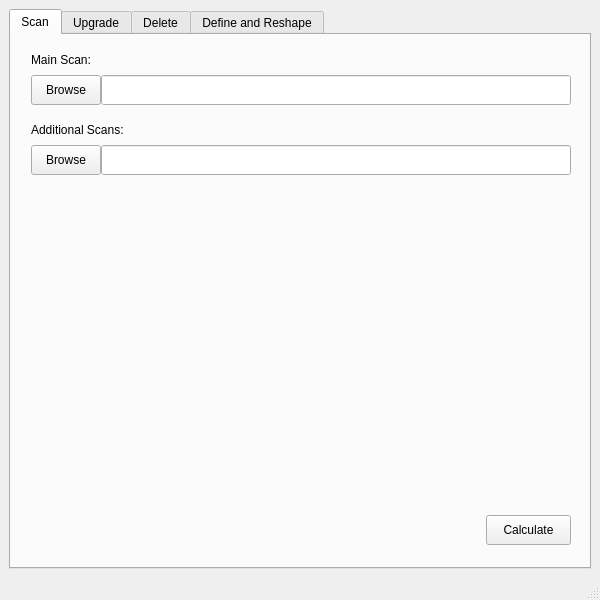
pricyspark/ArtifactSort-GI, file mainwindow.ui: the form before one commit.
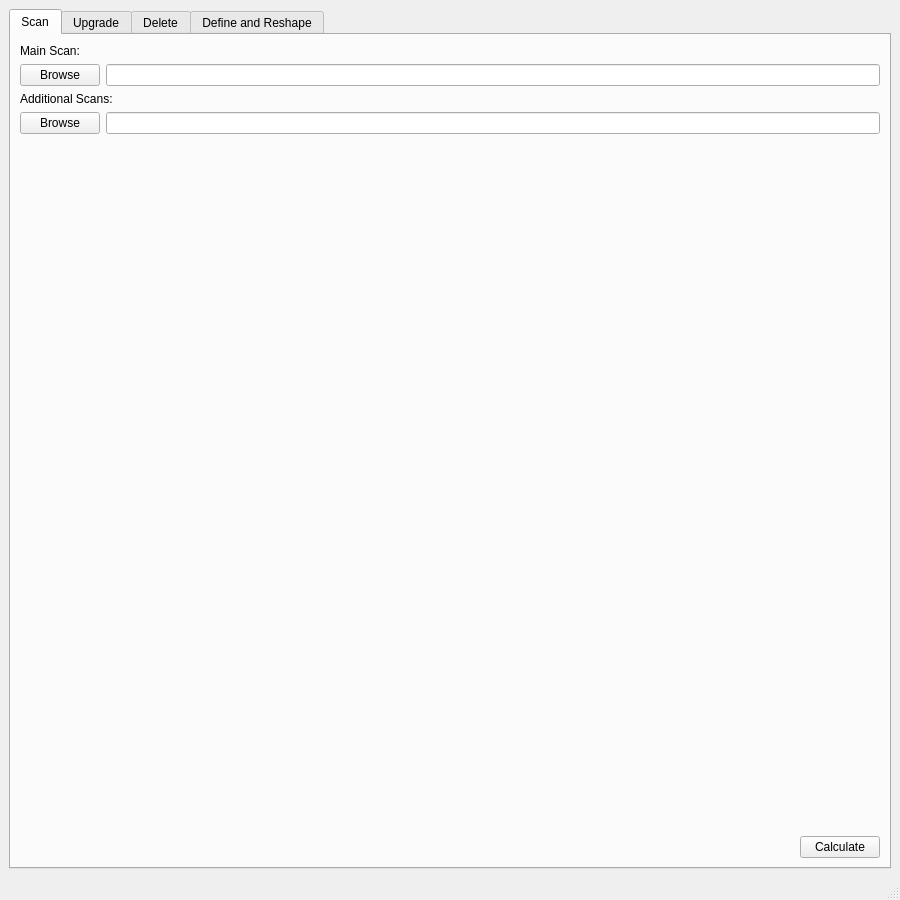
The form after the commit.

Commit message: Add proper window resizing and display 0%, 1%, and 5% resin stats

Patch:
```diff
--- a/mainwindow.ui
+++ b/mainwindow.ui
@@ -6,29 +6,38 @@
    <rect>
     <x>0</x>
     <y>0</y>
-    <width>600</width>
-    <height>600</height>
+    <width>900</width>
+    <height>900</height>
    </rect>
   </property>
   <property name="minimumSize">
    <size>
-    <width>600</width>
-    <height>600</height>
+    <width>0</width>
+    <height>0</height>
    </size>
   </property>
   <property name="maximumSize">
    <size>
-    <width>600</width>
-    <height>600</height>
+    <width>16777215</width>
+    <height>16777215</height>
    </size>
   </property>
   <property name="windowTitle">
    <string>MainWindow</string>
   </property>
+  <property name="tabShape">
+   <enum>QTabWidget::TabShape::Rounded</enum>
+  </property>
   <widget class="QWidget" name="centralwidget">
    <layout class="QHBoxLayout" name="horizontalLayout">
     <item>
      <widget class="QTabWidget" name="tabWidget">
+      <property name="sizePolicy">
+       <sizepolicy hsizetype="Preferred" vsizetype="Preferred">
+        <horstretch>0</horstretch>
+        <verstretch>0</verstretch>
+       </sizepolicy>
+      </property>
       <property name="currentIndex">
        <number>0</number>
       </property>
@@ -36,97 +45,95 @@
        <attribute name="title">
         <string>Scan</string>
        </attribute>
-       <widget class="QPushButton" name="mainBrowseButton">
-        <property name="geometry">
-         <rect>
-          <x>20</x>
-          <y>40</y>
-          <width>70</width>
-          <height>30</height>
-         </rect>
-        </property>
-        <property name="text">
-         <string>Browse</string>
-        </property>
-       </widget>
-       <widget class="QLineEdit" name="mainFilepathLine">
-        <property name="geometry">
-         <rect>
-          <x>90</x>
-          <y>40</y>
-          <width>470</width>
-          <height>30</height>
-         </rect>
-        </property>
-        <property name="text">
-         <string/>
-        </property>
-       </widget>
-       <widget class="QPushButton" name="calcScanButton">
-        <property name="geometry">
-         <rect>
-          <x>475</x>
-          <y>480</y>
-          <width>85</width>
-          <height>30</height>
-         </rect>
-        </property>
-        <property name="text">
-         <string>Calculate</string>
-        </property>
-       </widget>
+       <layout class="QVBoxLayout" name="verticalLayout_2">
+        <item>
        <widget class="QLabel" name="main">
-        <property name="geometry">
-         <rect>
-          <x>20</x>
-          <y>10</y>
-          <width>100</width>
-          <height>30</height>
-         </rect>
-        </property>
         <property name="text">
          <string>Main Scan:</string>
         </property>
        </widget>
+        </item>
+        <item>
+         <layout class="QHBoxLayout" name="mainInput" stretch="0,1">
+          <item>
+           <widget class="QPushButton" name="mainBrowseButton">
+            <property name="text">
+             <string>Browse</string>
+            </property>
+           </widget>
+          </item>
+          <item>
+           <widget class="QLineEdit" name="mainFilepathLine">
+            <property name="text">
+             <string/>
+            </property>
+           </widget>
+          </item>
+         </layout>
+        </item>
+        <item>
        <widget class="QLabel" name="extra">
-        <property name="geometry">
-         <rect>
-          <x>20</x>
-          <y>80</y>
-          <width>100</width>
-          <height>30</height>
-         </rect>
-        </property>
         <property name="text">
          <string>Additional Scans:</string>
         </property>
        </widget>
+        </item>
+        <item>
+         <layout class="QHBoxLayout" name="extraInput" stretch="0,0">
+          <item>
        <widget class="QPushButton" name="extraBrowseButton">
-        <property name="geometry">
-         <rect>
-          <x>20</x>
-          <y>110</y>
-          <width>70</width>
-          <height>30</height>
-         </rect>
-        </property>
         <property name="text">
          <string>Browse</string>
         </property>
        </widget>
+          </item>
+          <item>
        <widget class="QLineEdit" name="extraFilepathLine">
-        <property name="geometry">
-         <rect>
-          <x>90</x>
-          <y>110</y>
-          <width>470</width>
-          <height>30</height>
-         </rect>
-        </property>
         <property name="text">
          <string/>
         </property>
        </widget>
+          </item>
+         </layout>
+        </item>
+        <item>
+         <spacer name="verticalSpacer">
+          <property name="orientation">
+           <enum>Qt::Orientation::Vertical</enum>
+          </property>
+          <property name="sizeHint" stdset="0">
+           <size>
+            <width>20</width>
+            <height>669</height>
+           </size>
+          </property>
+         </spacer>
+        </item>
+        <item>
+         <layout class="QHBoxLayout" name="calcLayout">
+          <item>
+           <spacer name="horizontalSpacer">
+            <property name="orientation">
+             <enum>Qt::Orientation::Horizontal</enum>
+            </property>
+            <property name="sizeHint" stdset="0">
+             <size>
+              <width>598</width>
+              <height>20</height>
+             </size>
+            </property>
+           </spacer>
+          </item>
+          <item>
+           <widget class="QPushButton" name="calcScanButton">
+            <property name="text">
+             <string>Calculate</string>
+            </property>
+           </widget>
+          </item>
+         </layout>
+        </item>
+       </layout>
       </widget>
       <widget class="QWidget" name="upgrade_tab">
        <attribute name="title">
```
Left out of the diff: 124 changed lines with no effect on the pictures. Lines whose indentation alone changed are shown as unchanged. The commit also changes 1 other file.
